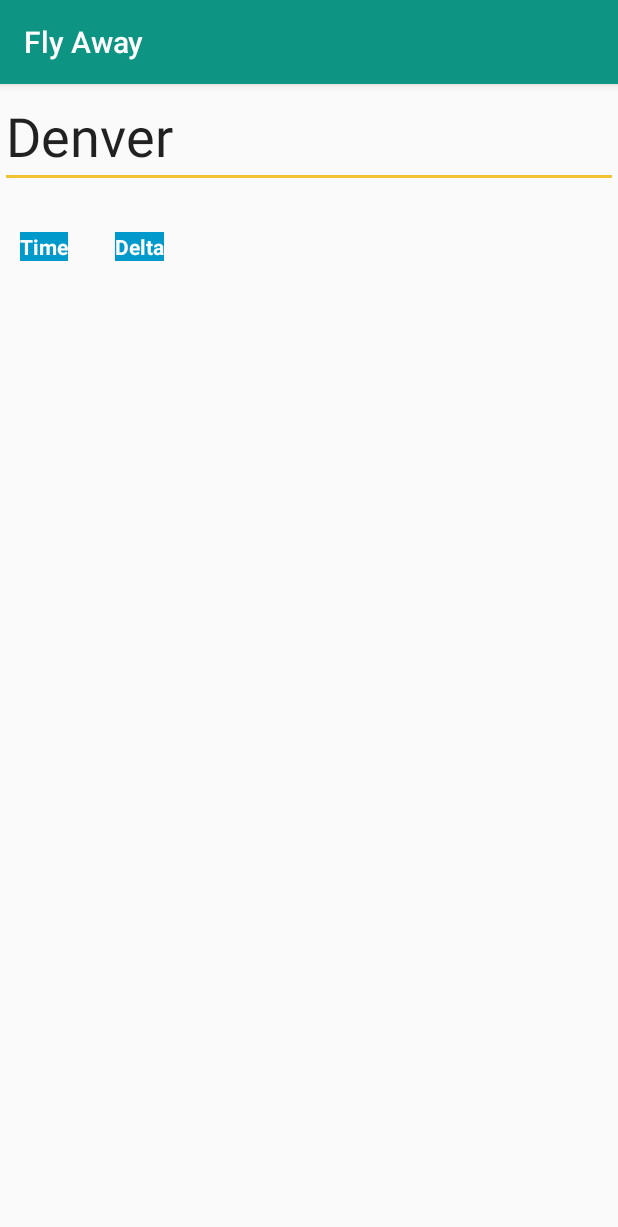
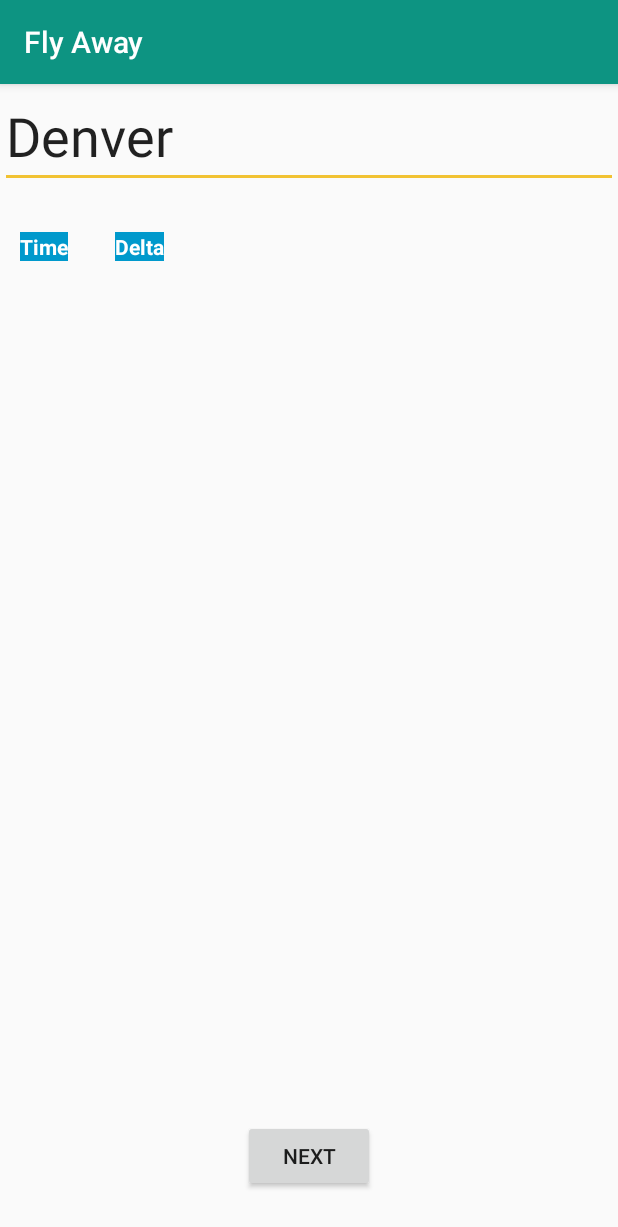
Before and after one commit to violetaria/FlyAway, an Android app: the FlightList screen opened directly, with no data from a screen before it, on a phone screen of 412 x 824 dp. Shown: the top 1227 px of the screen. Run offline under Robolectric (Android 15) with nearby library versions, the phone set to English and light mode, and no system bars.

Commit message:
connected all the screens

```diff
--- a/app/src/main/AndroidManifest.xml
+++ b/app/src/main/AndroidManifest.xml
@@ -10,13 +10,13 @@
         android:supportsRtl="true"
         android:theme="@style/AppTheme">
         <activity android:name=".MainActivity">
-        </activity>
-        <activity android:name=".PaymentSchedule">
             <intent-filter>
                 <action android:name="android.intent.action.MAIN" />
 
                 <category android:name="android.intent.category.LAUNCHER" />
             </intent-filter>
+        </activity>
+        <activity android:name=".PaymentSchedule">
         </activity>
         <activity android:name=".FlightList"></activity>
         <activity android:name=".PaymentSummary"><intent-filter>
--- a/app/src/main/java/com/flyaway/app/FlightList.java
+++ b/app/src/main/java/com/flyaway/app/FlightList.java
@@ -1,14 +1,27 @@
 package com.flyaway.app;
 
+import android.content.Intent;
 import android.support.v7.app.AppCompatActivity;
 import android.os.Bundle;
+import android.view.View;
+import android.widget.Button;
 
 public class FlightList extends AppCompatActivity {
 
+    Button pickBtn;
     @Override
     protected void onCreate(Bundle savedInstanceState) {
         super.onCreate(savedInstanceState);
         setContentView(R.layout.activity_flight_list);
 
+        pickBtn = (Button)findViewById(R.id.button3);
+        pickBtn.setOnClickListener(new View.OnClickListener() {
+            @Override
+            public void onClick(View view) {
+                Intent intent = new Intent(getApplicationContext(), PaymentSummary.class);
+                startActivity(intent);
+            }
+        });
+
     }
 }
--- a/app/src/main/res/layout/activity_flight_list.xml
+++ b/app/src/main/res/layout/activity_flight_list.xml
@@ -43,5 +43,14 @@
         android:textColor="@android:color/background_light"
         android:textStyle="bold" />
 
+    <Button
+        android:id="@+id/button3"
+        android:layout_width="wrap_content"
+        android:layout_height="wrap_content"
+        android:layout_alignParentBottom="true"
+        android:layout_centerHorizontal="true"
+        android:layout_marginBottom="29dp"
+        android:text="Next" />
+
 
 </RelativeLayout>
```
Also changed, not shown: app/src/main/java/com/flyaway/app/MainActivity.java (+13 -0 lines), app/src/main/java/com/flyaway/app/PaymentSummary.java (+13 -0 lines).
